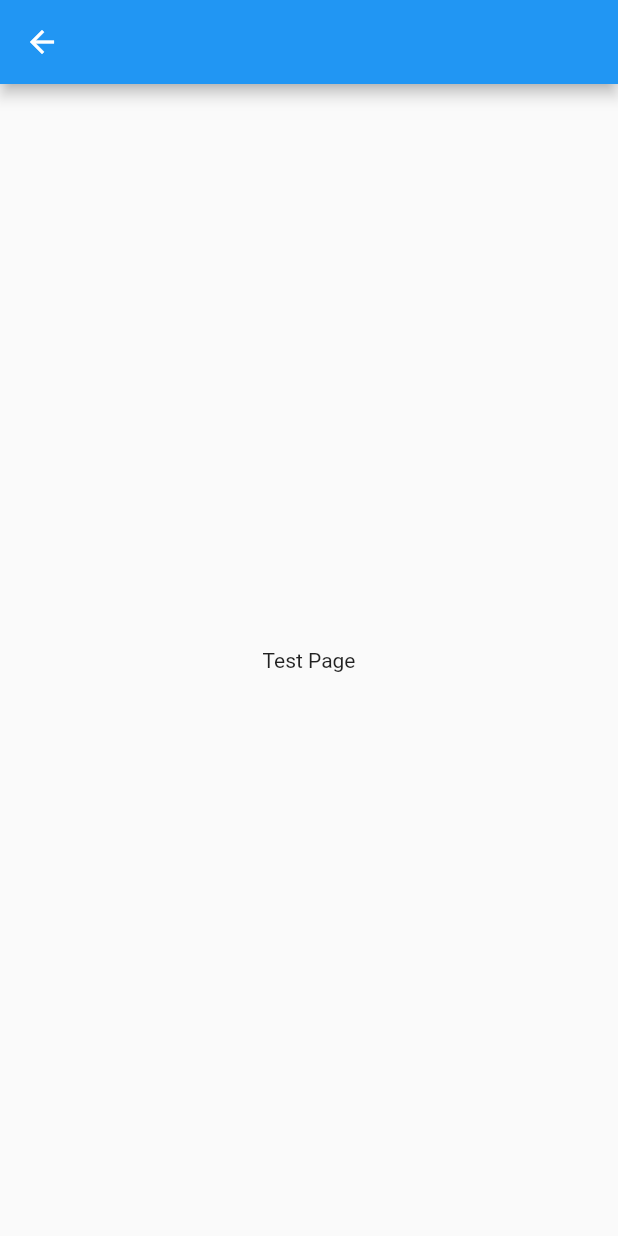
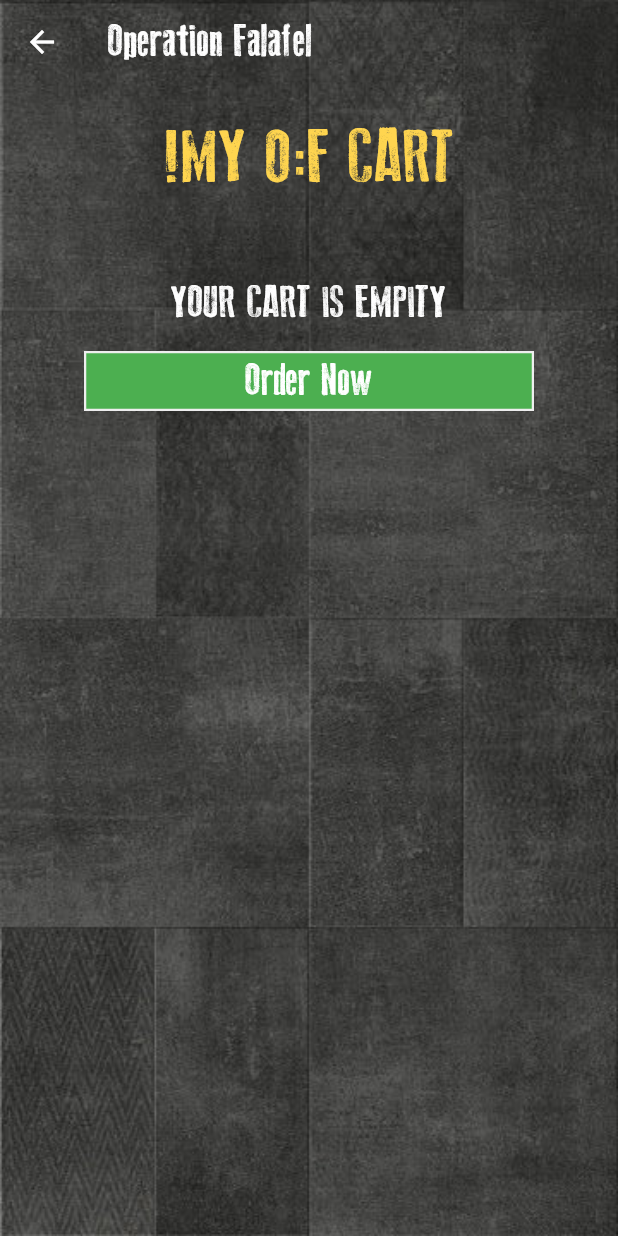
Before and after one commit to abdullah-dalallah/operation-falafel, a Flutter app: the screen it shows after launch, after a tap on the "add" icon, on a phone screen of 412 x 824 dp. Run offline on Flutter 3.47's test engine with Material 2 defaults, Android fonts, the light colour scheme and no system bars; our stand-ins replace persistent_bottom_nav_bar, shared_preferences; network calls fail.

Commit message:
Adding font

```diff
--- a/lib/screens/Tabbar Test page/Menu Tabebar.dart
+++ b/lib/screens/Tabbar Test page/Menu Tabebar.dart
@@ -38,7 +38,7 @@
                  backgroundColor: Colors.orangeAccent,
                  pinned: true,
                  // floating: true,
-                 expandedHeight: 230.0,
+                 expandedHeight: 200.0,
                  flexibleSpace: FlexibleSpaceBar(
                    // titlePadding: EdgeInsets.only(bottom: 60, left: 50),
                    title: Text('Main Menu', textScaleFactor: 1),
--- a/lib/screens/Test Page.dart
+++ b/lib/screens/Test Page.dart
@@ -9,13 +9,67 @@
 class _Test_RoutState extends State<Test_Rout> {
   @override
   Widget build(BuildContext context) {
-   return Scaffold(
-     appBar: AppBar(),
-     body:Center(
-       child: Container(
-         child: Text("Test Page"),
+   return Stack(
+     children: [
+       Image.asset(
+         "assets/images/background.jpeg",
+         height: MediaQuery.of(context).size.height,
+         width: MediaQuery.of(context).size.width,
+         fit: BoxFit.cover,
        ),
-     ),
+       Scaffold(
+         backgroundColor: Colors.transparent,
+
+
+         appBar: AppBar(
+           backgroundColor: Colors.transparent,
+           elevation: 0,
+           title: Text("Operation Falafel",style: TextStyle(fontFamily: "oldpress",color: Colors.white, fontSize: 30),)
+
+         ),
+
+         body:Center(
+           child: Column(
+             children: [
+
+               SizedBox(height: 20,),
+               Text("!MY O:F CART",style: TextStyle(fontFamily: "oldpress",color: Colors.amber.shade300, fontSize: 50),),
+               SizedBox(height: 50,),
+
+               Text("YOUR CART IS EMPITY",style: TextStyle(fontFamily: "oldpress",color: Colors.white, fontSize: 30),),
+               SizedBox(height: 15,),
+               Container(
+                 width: 300,
+                   height: 40,
+                 child: ElevatedButton(
+                   onPressed: null,
+                   style: ButtonStyle(
+                     backgroundColor:  MaterialStateProperty.all<Color>(Colors.green),
+                     foregroundColor:
+                     MaterialStateProperty.all<Color>(Colors.black),
+                     shape: MaterialStateProperty.all(
+                         RoundedRectangleBorder(
+                             borderRadius: BorderRadius.circular(0.0),
+                             side: BorderSide(color: Colors.grey.shade200,width: 1.5)
+                         )
+                     ),
+
+
+                   ),
+                   child: Text("Order Now",style: TextStyle(fontFamily: "oldpress",color: Colors.white, fontSize: 30),)
+
+
+                   // Padding(
+                   //   padding: const EdgeInsets.all(8.0),
+                   //   child: Image.asset("assets/images/text button.png", color: Colors.white,),
+                   // ),
+                 )
+               ),
+             ],
+           ),
+         ),
+       ),
+     ],
    );
   }
 }
```
Also changed, not shown: pubspec.yaml (+5 -5 lines), assets/fonts/old press italic.ttf (added), assets/fonts/old press.ttf (added), assets/images/background.jpeg (added), assets/images/text button.png (added), pubspec.lock, 9 other files.
